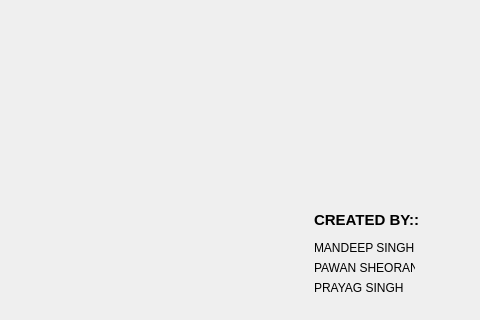
This is details.ui in Vishal-Hacked/IRCTC as Qt 5 draws it before an edit; both pictures show x 276 to 756 and y 150 to 470 of the 756 by 470 pixel window. The edited form follows.
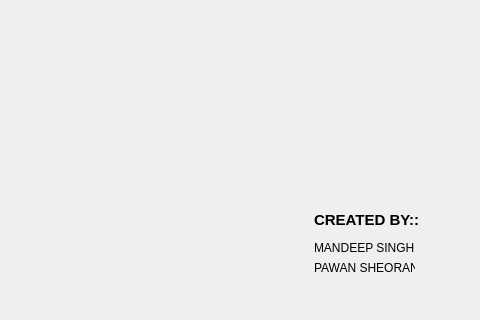
This is the edited form.

Patch:
```diff
--- a/details.ui
+++ b/details.ui
@@ -81,19 +81,6 @@
     <string>PAWAN SHEORAN</string>
    </property>
   </widget>
-  <widget class="QLabel" name="label_5">
-   <property name="geometry">
-    <rect>
-     <x>590</x>
-     <y>430</y>
-     <width>91</width>
-     <height>16</height>
-    </rect>
-   </property>
-   <property name="text">
-    <string>PRAYAG SINGH</string>
-   </property>
-  </widget>
   <widget class="QLabel" name="label_6">
    <property name="geometry">
     <rect>
```
